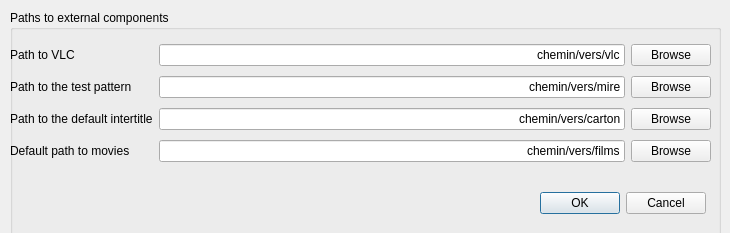
The window that src/settingswindow.ui (cinemaouvert/OPP) describes before a commit, drawn with Qt 5.
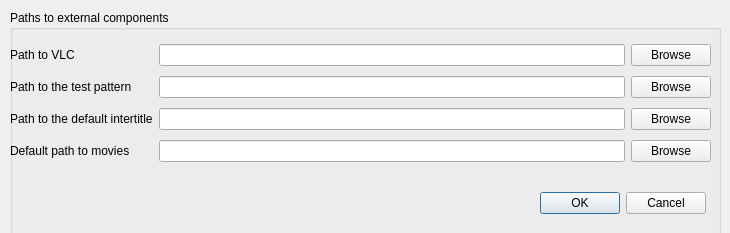
The same window after the commit.

```diff
--- a/src/settingswindow.ui
+++ b/src/settingswindow.ui
@@ -61,7 +61,7 @@
      <item row="0" column="1">
       <widget class="QLineEdit" name="lineEdit_VLCPath">
        <property name="text">
-        <string>chemin/vers/vlc</string>
+        <string/>
        </property>
        <property name="alignment">
         <set>Qt::AlignRight|Qt::AlignTrailing|Qt::AlignVCenter</set>
@@ -71,7 +71,7 @@
      <item row="2" column="1">
       <widget class="QLineEdit" name="lineEdit_intertitlePath">
        <property name="text">
-        <string>chemin/vers/carton</string>
+        <string/>
        </property>
        <property name="alignment">
         <set>Qt::AlignRight|Qt::AlignTrailing|Qt::AlignVCenter</set>
@@ -102,7 +102,7 @@
      <item row="1" column="1">
       <widget class="QLineEdit" name="lineEdit_testPatternPath">
        <property name="text">
-        <string>chemin/vers/mire</string>
+        <string/>
        </property>
        <property name="alignment">
         <set>Qt::AlignRight|Qt::AlignTrailing|Qt::AlignVCenter</set>
@@ -133,7 +133,7 @@
      <item row="3" column="1">
       <widget class="QLineEdit" name="lineEdit_moviesPath">
        <property name="text">
-        <string>chemin/vers/films</string>
+        <string/>
        </property>
        <property name="alignment">
         <set>Qt::AlignRight|Qt::AlignTrailing|Qt::AlignVCenter</set>
```
